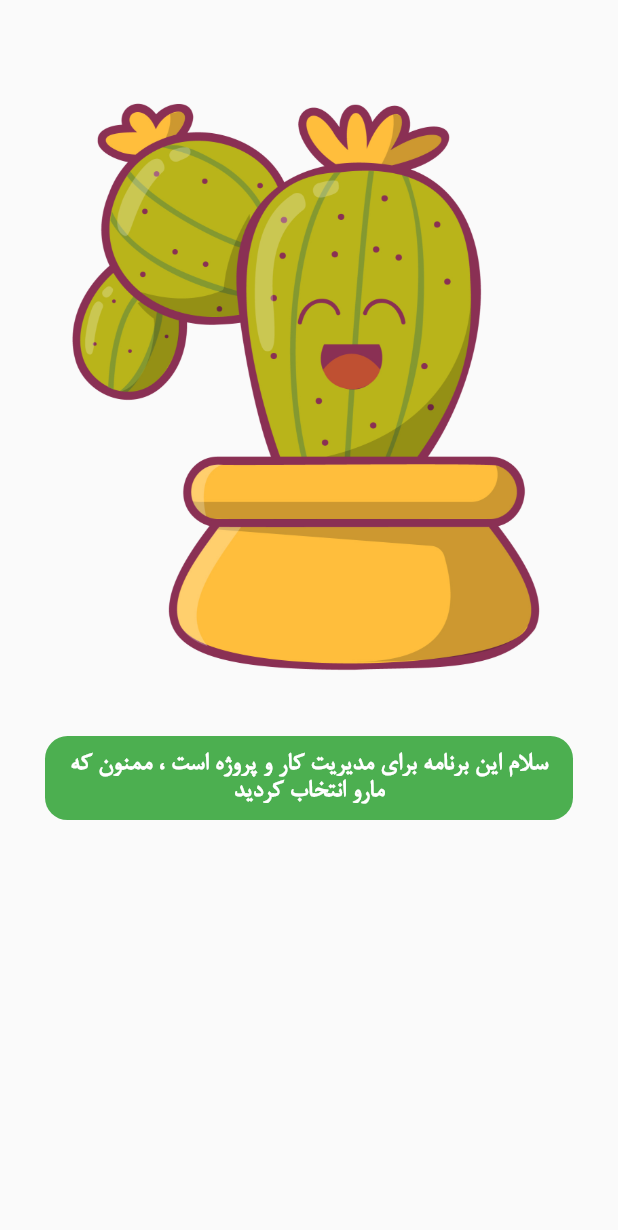
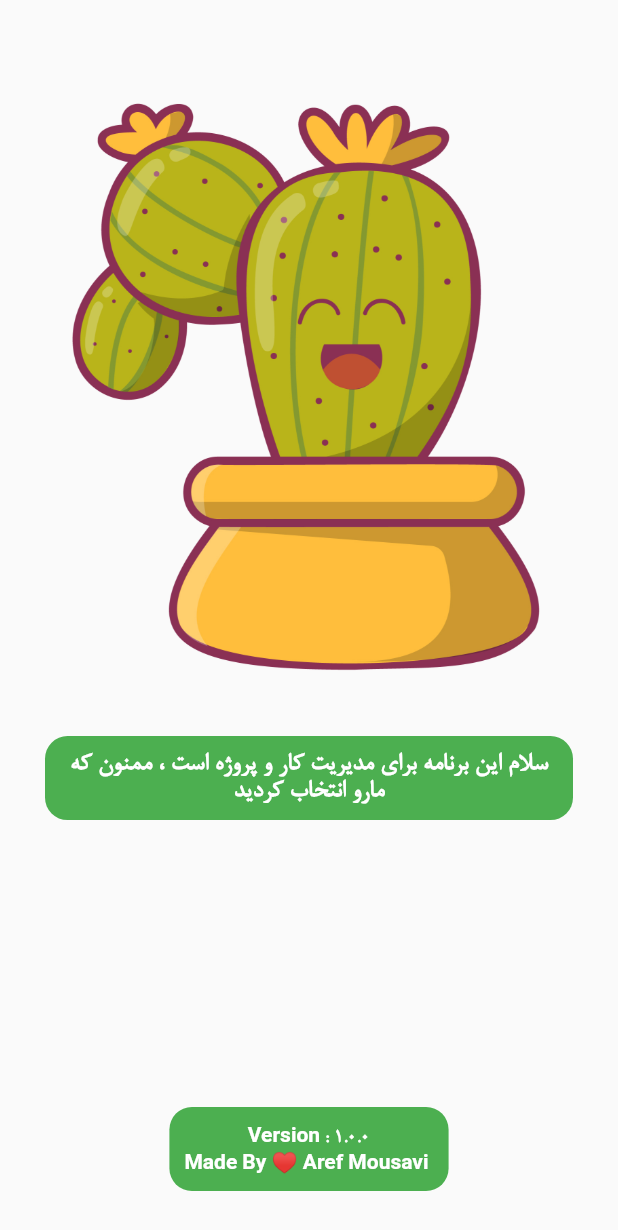
Before and after one commit to triborg34/taskmanagerApp, a Flutter app: the AboutMe screen opened directly, on a phone screen of 412 x 824 dp. Shown: the top 1230 px of the screen. Run offline on Flutter 3.47's test engine with Material 2 defaults, Android fonts, the light colour scheme and no system bars; our stand-ins replace animated_bottom_navigation_bar, easy_splash_screen, get, hive, hive_flutter, multi_select_flutter and 3 more; missing offline and left inert: animated_floating_buttons, flutter_walkthrough_screen, persian_datetimepickers; accounts and stored records are empty.

Commit message:
finalzing The App

```diff
--- a/lib/screens/aboutus_screen.dart
+++ b/lib/screens/aboutus_screen.dart
@@ -27,6 +27,20 @@ class AboutMe extends StatelessWidget {
                               color: Colors.white,
                               fontSize: 18,
                               fontWeight: FontWeight.bold),
+                        )),Spacer(),
+                        Container(
+                        padding: EdgeInsets.all(10),
+                        decoration: BoxDecoration(
+                            color: Colors.green,
+                            borderRadius: BorderRadius.circular(15)),
+                        child: Text(
+                          "Version : 1.0.0 \n Made By ♥ Aref Mousavi",
+                          textDirection: TextDirection.rtl,
+                          textAlign: TextAlign.center,
+                          style: TextStyle(
+                              color: Colors.white,
+                              fontSize: 14,
+                              fontWeight: FontWeight.bold),
                         ))
                   ],
                 ))),
```
Also changed, not shown: lib/screens/splash_screen.dart (+11 -2 lines), assets/images/empty3.png (added), 6 other files.
